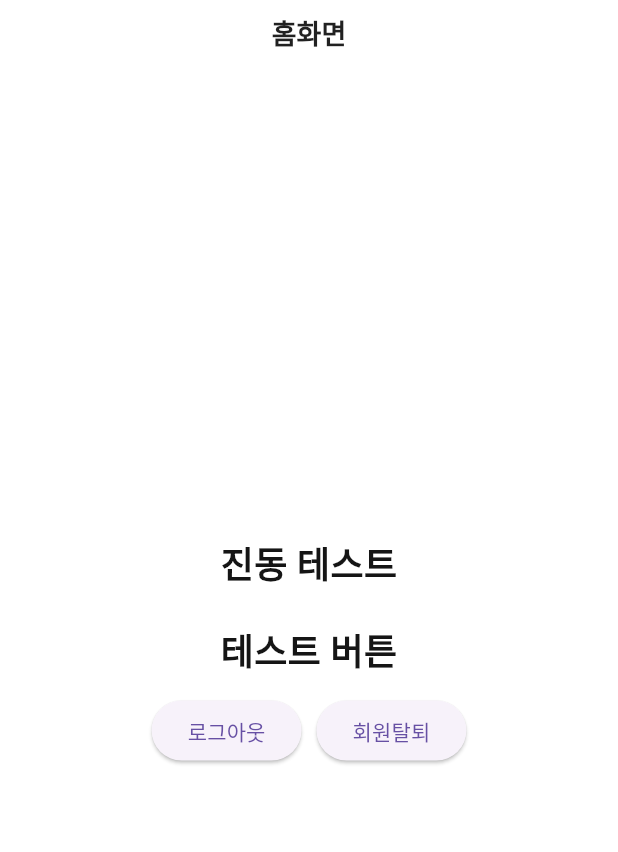
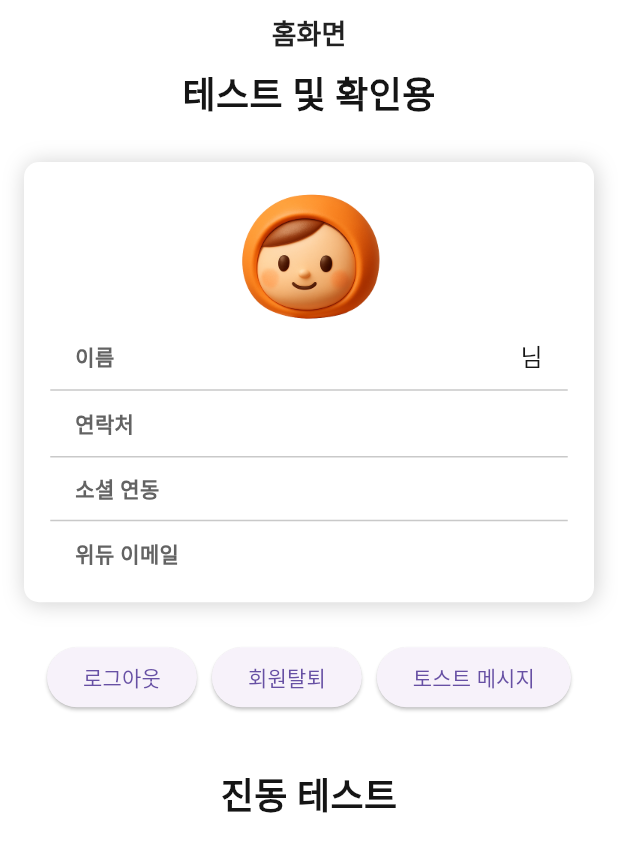
Before and after one commit to GB-able/WIDYU-care, a Flutter app: the HomeView screen opened by its route, on a phone screen of 412 x 824 dp. Shown: the top 852 px of the screen. Run offline on Flutter 3.47's test engine with Material 3 defaults, Android fonts, the phone set to English and light mode, and no system bars; our stand-ins replace carousel_slider, dio, flutter_dotenv, flutter_secure_storage, flutter_svg, fluttertoast and 2 more; missing offline and left inert: daum_postcode_search, flutter_naver_login, haptic_feedback, kakao_flutter_sdk_user, step_progress; accounts and stored records are empty; network calls fail; Roboto replaces fonts that are missing (Pretendard).

Commit message:
feat: 소셜 로그인 통합 기능

```diff
--- a/lib/models/constants/route_name.dart
+++ b/lib/models/constants/route_name.dart
@@ -5,6 +5,7 @@ class RouteName {
   static const String join = "/join";
   static const String registerParent = "/register-parent";
   static const String welcome = "/welcome";
+  static const String integrate = "/integrate";
 
   static const String findEmail = "/find-email";
   static const String findPassword = "/find-password";
--- a/lib/services/api.dart
+++ b/lib/services/api.dart
@@ -55,6 +55,10 @@ class API {
     final accessToken = await storage.read(key: StorageKey.accessToken.name);
     final refreshToken = await storage.read(key: StorageKey.refreshToken.name);
     return accessToken != null && refreshToken != null;
+  }
+
+  Future<void> setTempToken(String token) async {
+    await storage.write(key: StorageKey.tempToken.name, value: token);
   }
 
   Future<void> setToken(String accessToken, String refreshToken) async {
--- a/lib/views/home/home_view.dart
+++ b/lib/views/home/home_view.dart
@@ -1,23 +1,70 @@
+import 'package:care/models/constants/route_name.dart';
+import 'package:care/providers/user_provider.dart';
 import 'package:care/services/auth_service.dart';
 import 'package:care/styles/typos.dart';
+import 'package:care/utils/show_toast.dart';
+import 'package:care/widgets/account_info.dart';
 import 'package:care/widgets/custom_app_bar.dart';
 import 'package:flutter/material.dart';
+import 'package:go_router/go_router.dart';
 import 'package:haptic_feedback/haptic_feedback.dart';
+import 'package:provider/provider.dart';
 
 class HomeView extends StatelessWidget {
   const HomeView({super.key});
 
   @override
   Widget build(BuildContext context) {
+    final userProvider = context.watch<UserProvider>();
     return Scaffold(
       appBar: const CustomAppBar(canBack: false, title: "홈화면"),
-      body: Center(
+      body: SingleChildScrollView(
+        child: Center(
           child: Column(
             spacing: 10,
             mainAxisSize: MainAxisSize.min,
             mainAxisAlignment: MainAxisAlignment.center,
             crossAxisAlignment: CrossAxisAlignment.center,
             children: [
+              Text("테스트 및 확인용", style: MyTypo.title1),
+              Padding(
+                padding: const EdgeInsets.all(16),
+                child: AccountInfo(
+                  type: AccountInfoType.notice,
+                  name: userProvider.profile?.name ?? "",
+                  phone: userProvider.profile?.phoneNumber ?? "",
+                  email: userProvider.profile?.email ?? "",
+                  socials: userProvider.profile?.providers ?? [],
+                ),
+              ),
+              Row(
+                spacing: 10,
+                mainAxisAlignment: MainAxisAlignment.center,
+                children: [
+                  ElevatedButton(
+                    onPressed: () async {
+                      await AuthService().logout();
+                      if (context.mounted) {
+                        context.go(RouteName.onboarding);
+                      }
+                    },
+                    child: const Text("로그아웃"),
+                  ),
+                  ElevatedButton(
+                    onPressed: () {
+                      AuthService().withdraw();
+                    },
+                    child: const Text("회원탈퇴"),
+                  ),
+                  ElevatedButton(
+                    onPressed: () {
+                      showToast("토스트 메시지 테스트입니다.");
+                    },
+                    child: const Text("토스트 메시지"),
+                  ),
+                ],
+              ),
+              const SizedBox(height: 16),
               Text("진동 테스트", style: MyTypo.title1),
               Wrap(
                 spacing: 10,
@@ -31,26 +78,8 @@ class HomeView extends StatelessWidget {
                         ))
                     .toList(),
               ),
-            Text("테스트 버튼", style: MyTypo.title1),
-            Row(
-              spacing: 10,
-              mainAxisAlignment: MainAxisAlignment.center,
-              children: [
-                ElevatedButton(
-                  onPressed: () {
-                    AuthService().logout();
-                  },
-                  child: const Text("로그아웃"),
-                ),
-                ElevatedButton(
-                  onPressed: () {
-                    AuthService().withdraw();
-                  },
-                  child: const Text("회원탈퇴"),
-                ),
             ],
           ),
-          ],
         ),
       ),
     );
--- a/lib/views/start/widgets/join_email_password.dart
+++ b/lib/views/start/widgets/join_email_password.dart
@@ -1,5 +1,6 @@
 import 'package:care/styles/colors.dart';
 import 'package:care/styles/typos.dart';
+import 'package:care/utils/validators.dart';
 import 'package:care/views/start/join_view_model.dart';
 import 'package:care/widgets/custom_text_field.dart';
 import 'package:flutter/material.dart';
@@ -20,7 +21,7 @@ class JoinEmailPassword extends StatelessWidget {
           const SizedBox(height: 24),
           CustomTextField(
             controller: viewModel.emailCtrl,
-            hintText: "영문, 숫자를 조합하여 6~12자",
+            hintText: "example@widyu.com",
             validator: viewModel.emailValidator,
             inputAction: TextInputAction.next,
             title: "이메일",
@@ -42,9 +43,10 @@ class JoinEmailPassword extends StatelessWidget {
           CustomTextField(
             controller: viewModel.pwCtrl,
             hintText: "영문, 숫자, 특수기호 조합하여 8~12자",
-            validator: (value) => null,
+            validator: Validators.pwValidator,
             inputAction: TextInputAction.done,
             title: "비밀번호",
+            maxLength: 12,
           ),
         ],
       ),
--- a/lib/views/start/widgets/join_welcome_invite.dart
+++ b/lib/views/start/widgets/join_welcome_invite.dart
@@ -21,7 +21,7 @@ class JoinWelcomeInvite extends StatelessWidget {
                 style: MyTypo.title2.copyWith(color: MyColor.grey800)),
           ),
           AccountInfo(
-            type: AccountInfoType.find,
+            type: AccountInfoType.notice,
             name: userProvider.profile!.name,
             phone: userProvider.profile!.phoneNumber ?? "",
             email: userProvider.profile!.email,
--- a/lib/widgets/account_info.dart
+++ b/lib/widgets/account_info.dart
@@ -1,3 +1,4 @@
+import 'package:care/models/enums/social_type.dart';
 import 'package:care/styles/colors.dart';
 import 'package:care/styles/effects.dart';
 import 'package:care/styles/typos.dart';
@@ -31,7 +32,7 @@ class AccountInfo extends StatelessWidget {
       {"title": "이름", "value": "$name 님"},
       {"title": "연락처", "value": phone},
       if (socials != null) {"title": "소셜 연동", "value": socials},
-      if (email != null) {"title": "이메일", "value": email}
+      if (email != null) {"title": "위듀 이메일", "value": email}
     ];
 
     return Container(
@@ -83,13 +84,28 @@ class AccountInfo extends StatelessWidget {
                     textAlign: TextAlign.end,
                   )
                 : Row(
+                    spacing: 4,
                     mainAxisAlignment: MainAxisAlignment.end,
                     children: (value as List<String>)
+                        .where((e) => e != "local")
+                        .toList()
                         .map(
-                          (e) => SvgPicture.asset(
-                            "assets/icons/ic_20_social_$e.svg",
-                            width: 20,
-                            height: 20,
+                          (e) => Container(
+                            width: 24,
+                            height: 24,
+                            padding: const EdgeInsets.all(2),
+                            decoration: BoxDecoration(
+                              borderRadius: BorderRadius.circular(4),
+                              color: SocialType.values
+                                  .firstWhere((social) =>
+                                      social.name == e.toLowerCase())
+                                  .color,
+                            ),
+                            child: SvgPicture.asset(
+                              "assets/icons/ic_20_social_$e.svg",
+                              width: 20,
+                              height: 20,
+                            ),
                           ),
                         )
                         .toList(),
```
Also changed, not shown: lib/models/dtos/social_login_dto.dart (+13 -1 lines), lib/routes/custom_router.dart (+15 -0 lines), lib/services/auth_service.dart (+70 -0 lines), lib/services/sms_service.dart (added, +40 -0 lines), lib/views/start/integrate_view.dart (added, +105 -0 lines), lib/views/start/integrate_view_model.dart (added, +14 -0 lines), lib/views/start/join_view_model.dart (+34 -14 lines), lib/views/start/onboarding_view.dart (+20 -4 lines), lib/views/start/onboarding_view_model.dart (+11 -20 lines), lib/views/start/widgets/join_btns.dart (+30 -9 lines). Lines whose indentation alone changed are shown as unchanged.
